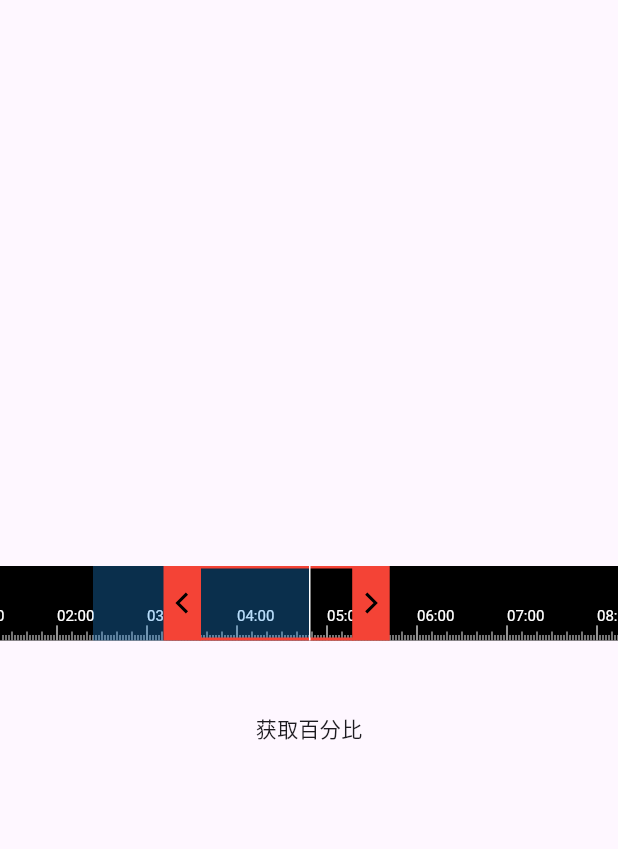
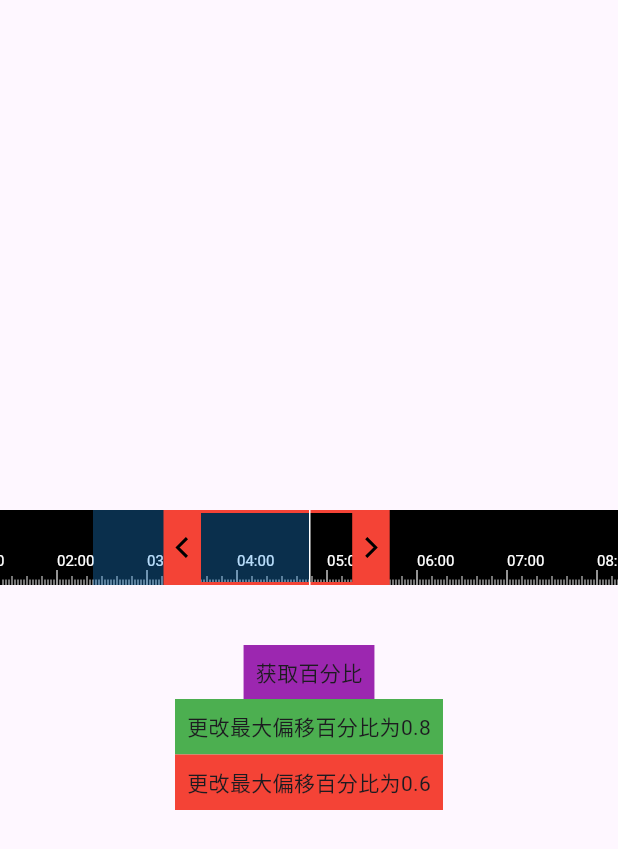
Before and after one commit to huisedediao/xb_time_ruler, a Flutter app: the screen it shows after launch, on a phone screen of 412 x 824 dp. Shown: the top 849 px of the screen. Run offline on Flutter 3.47's test engine with Material 3 defaults, Android fonts, the phone set to English and light mode, and no system bars.

Commit message:
- 新增最大偏移限制

```diff
--- a/example/lib/main.dart
+++ b/example/lib/main.dart
@@ -79,6 +79,7 @@ class _MyAppState extends State<MyApp> {
           mainAxisAlignment: MainAxisAlignment.center,
           children: [
             XBTimeRulerPlayback(
+                maxOffsetPercent: 0.5,
                 cropperMaxRangePercent: 0.1,
                 needCropper: true,
                 // needAdaptCroper: true,
@@ -89,7 +90,7 @@ class _MyAppState extends State<MyApp> {
                 key: _globalKey,
                 initOffsetPercent: 0.2,
                 onChanged: (value) {
-                  // print("百分比更新：$value");
+                  print("百分比更新：$value");
                   percent = value;
                 },
                 onScrollEnd: (value) {
@@ -112,9 +113,34 @@ class _MyAppState extends State<MyApp> {
                 onTap: () {
                   print(_globalKey.currentState?.coverPercentRange);
                 },
-                child: const Padding(
-                  padding: EdgeInsets.all(8.0),
-                  child: Text("获取百分比"),
+                child: Container(
+                  color: Colors.purple,
+                  child: const Padding(
+                    padding: EdgeInsets.all(8.0),
+                    child: Text("获取百分比"),
+                  ),
+                )),
+            GestureDetector(
+                onTap: () {
+                  _globalKey.currentState?.updateMaxOffsetPercent(0.8);
+                },
+                child: Container(
+                  color: Colors.green,
+                  child: const Padding(
+                    padding: EdgeInsets.all(8.0),
+                    child: Text("更改最大偏移百分比为0.8"),
+                  ),
+                )),
+            GestureDetector(
+                onTap: () {
+                  _globalKey.currentState?.updateMaxOffsetPercent(0.6);
+                },
+                child: Container(
+                  color: Colors.red,
+                  child: const Padding(
+                    padding: EdgeInsets.all(8.0),
+                    child: Text("更改最大偏移百分比为0.6"),
+                  ),
                 ))
           ],
         )),
--- a/lib/src/xb_time_ruler_playback.dart
+++ b/lib/src/xb_time_ruler_playback.dart
@@ -10,6 +10,9 @@ import 'package:flutter/services.dart' show rootBundle;
 class XBTimeRulerPlayback extends StatefulWidget {
   /// 初始情况下，偏移的百分比，范围 0 - 1
   final double initOffsetPercent;
+
+  /// 最大偏移量百分比
+  final double maxOffsetPercent;
 
   /// 文字的颜色
   final Color? levelTitleColor;
@@ -73,6 +76,7 @@ class XBTimeRulerPlayback extends StatefulWidget {
 
   const XBTimeRulerPlayback(
       {required this.initOffsetPercent,
+      this.maxOffsetPercent = 1,
       this.levelTitleColor,
       this.centerLineColor,
       this.areas,
@@ -318,6 +322,11 @@ class XBTimeRulerPlaybackState extends State<XBTimeRulerPlayback> {
     _rulerKey.currentState?.updatedOffsetPercent(newValue);
   }
 
+  /// 更新最大百分比
+  void updateMaxOffsetPercent(double newValue) {
+    _rulerKey.currentState?.updateMaxOffsetPercent(newValue);
+  }
+
   /// 获取cover覆盖的范围（百分比范围）
   List<double> get coverPercentRange {
     if (_cropper == null) {
@@ -484,6 +493,7 @@ class XBTimeRulerPlaybackState extends State<XBTimeRulerPlayback> {
           onScrollEnd: widget.onScrollEnd,
           height: widget.height,
           offsetPercent: widget.initOffsetPercent,
+          maxOffsetPercent: widget.maxOffsetPercent,
           cropper: _cropper,
           needAdaptCroper: widget.needAdaptCroper,
         ),
--- a/lib/src/xb_time_ruler_raw.dart
+++ b/lib/src/xb_time_ruler_raw.dart
@@ -18,13 +18,16 @@ class XBTimeRulerRaw extends StatefulWidget {
   /// 偏移量百分比，用于在缩放时固定当前位置
   final double offsetPercent;
 
+  /// 最大的偏移百分比，用于限制滚动范围
+  final double maxOffsetPercent;
+
   /// 颜色区域
   final List<XBTimeRulerArea> areas;
 
   /// 覆盖的层，用于视频段落截取
   final XBTimeRulerCropper? cropper;
 
-  /// 底部刻度是否需要为cropper
+  /// 底部刻度是否需要为cropper留出底部空隙
   final bool needAdaptCroper;
 
   /// -------------------------------以下不需要更新----------------------------------
@@ -76,6 +79,7 @@ class XBTimeRulerRaw extends StatefulWidget {
       this.levelTitles,
       this.markHeightFactor = 0.5,
       this.offsetPercent = 0,
+      this.maxOffsetPercent = 1,
       this.onChanged,
       this.onScrollEnd,
       this.height = 50,
@@ -104,6 +108,8 @@ class XBTimeRulerRawState extends State<XBTimeRulerRaw> {
 
   late double _offsetPercent;
 
+  late double _maxOffsetPercent;
+
   late List<XBTimeRulerArea> _areas;
 
   late XBTimeRulerCropper? _cropper;
@@ -118,10 +124,22 @@ class XBTimeRulerRawState extends State<XBTimeRulerRaw> {
     _levelTitles = widget.levelTitles;
     _topLevelMarkGap = widget.topLevelMarkGap;
     _offsetPercent = widget.offsetPercent;
+    _maxOffsetPercent = widget.maxOffsetPercent;
     _areas = widget.areas;
     _cropper = widget.cropper;
 
     _buildScrollController();
+  }
+
+  void updateMaxOffsetPercent(double newValue) {
+    if (_maxOffsetPercent == newValue) return;
+    _maxOffsetPercent = newValue;
+    setState(() {
+      /// 如果当前偏移的百分比超过_maxOffsetPercent，则跳转到_maxOffsetPercent
+      if (_offsetPercent > _maxOffsetPercent) {
+        updatedOffsetPercent(_maxOffsetPercent);
+      }
+    });
   }
 
   double get offsetPercent => _offsetPercent;
@@ -133,7 +151,7 @@ class XBTimeRulerRawState extends State<XBTimeRulerRaw> {
   }
 
   void updatedOffsetPercent(double newValue) {
-    if (_offsetPercent == newValue) return;
+    if (_offsetPercent == newValue || newValue > _maxOffsetPercent) return;
     _offsetPercent = newValue;
 
     /// 因为滚动完成的回调是在NotificationListener中监听的，这里延迟一下避免滚动不生效
@@ -262,6 +280,11 @@ class XBTimeRulerRawState extends State<XBTimeRulerRaw> {
   _scrollListener() {
     if (_scrollController == null) return;
     _caculateOffsetPercent();
+    if (_offsetPercent > _maxOffsetPercent) {
+      _offsetPercent = _maxOffsetPercent;
+      _scrollController?.jumpTo(_calculateOffset);
+      return;
+    }
     widget.onChanged?.call(_offsetPercent);
   }
 
--- a/pubspec.yaml
+++ b/pubspec.yaml
@@ -1,6 +1,6 @@
 name: xb_time_ruler
 description: 丝滑的卡尺时间选择器
-version: 0.0.14
+version: 0.0.16
 homepage: https://github.com/huisedediao/xb_time_ruler.git
 
 environment:
```
Also changed, not shown: 1 other file.
